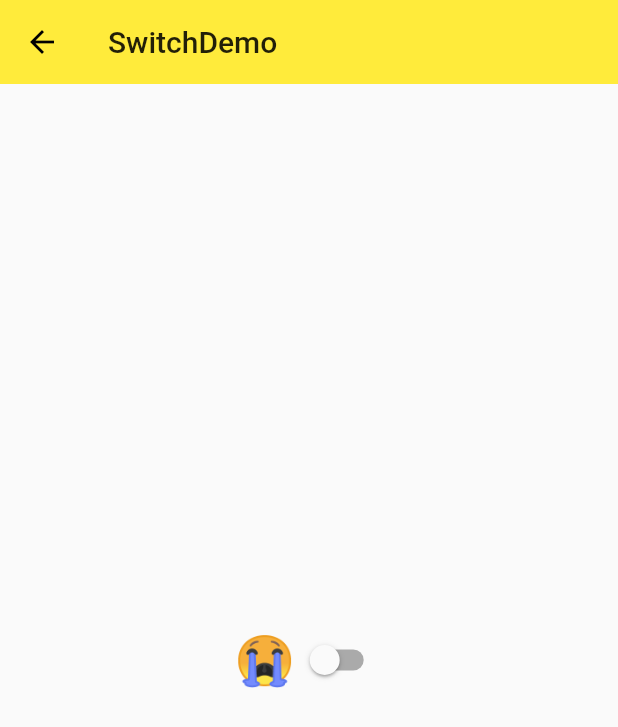
After one commit to maoai-xianyu/flutter_little, a Flutter app: the screen it shows after launch, after a tap on "SwitchDemo", on a phone screen of 412 x 824 dp. The commit adds this screen. Shown: the top 727 px of the screen. Run offline on Flutter 3.47's test engine with Material 2 defaults, Android fonts, the phone set to English and light mode, and no system bars.

Commit message:
开关 switch

```diff
--- a/lib/demo/material_components.dart
+++ b/lib/demo/material_components.dart
@@ -5,6 +5,7 @@ import './popup_menu_button_demo.dart';
 import './form_demo.dart';
 import './check_box_demo.dart';
 import './radio_demo.dart';
+import './switch_demo.dart';
 
 class MaterialComponents extends StatelessWidget {
   @override
@@ -16,6 +17,10 @@ class MaterialComponents extends StatelessWidget {
       ),
       body: ListView(
         children: <Widget>[
+           ListItem(
+            title: 'SwitchDemo',
+            page: SwitchDemo(),
+          ),
            ListItem(
             title: 'RadioDemo',
             page: RadioDemo(),
--- /dev/null
+++ b/lib/demo/switch_demo.dart
@@ -0,0 +1,48 @@
+import 'package:flutter/material.dart';
+
+class SwitchDemo extends StatefulWidget {
+  @override
+  _SwitchDemoState createState() => _SwitchDemoState();
+}
+
+class _SwitchDemoState extends State<SwitchDemo> {
+  bool _switchItemA = false;
+
+  @override
+  Widget build(BuildContext context) {
+    return Scaffold(
+      appBar: AppBar(
+        title: Text('SwitchDemo'),
+        elevation: 0.0,
+      ),
+      body: Container(
+        padding: EdgeInsets.all(16.0),
+        child: Column(
+          mainAxisAlignment: MainAxisAlignment.center,
+          children: <Widget>[
+            Row(
+              mainAxisAlignment: MainAxisAlignment.center,
+              children: <Widget>[
+                Text(
+                  _switchItemA ? '😁' : '😭',
+                  style: TextStyle(
+                    fontSize: 32.0,
+                  ),
+                ),
+                // 开关
+                Switch(
+                  value: _switchItemA,
+                  onChanged: (value) {
+                    setState(() {
+                      _switchItemA = value;
+                    });
+                  },
+                )
+              ],
+            ),
+          ],
+        ),
+      ),
+    );
+  }
+}
```
